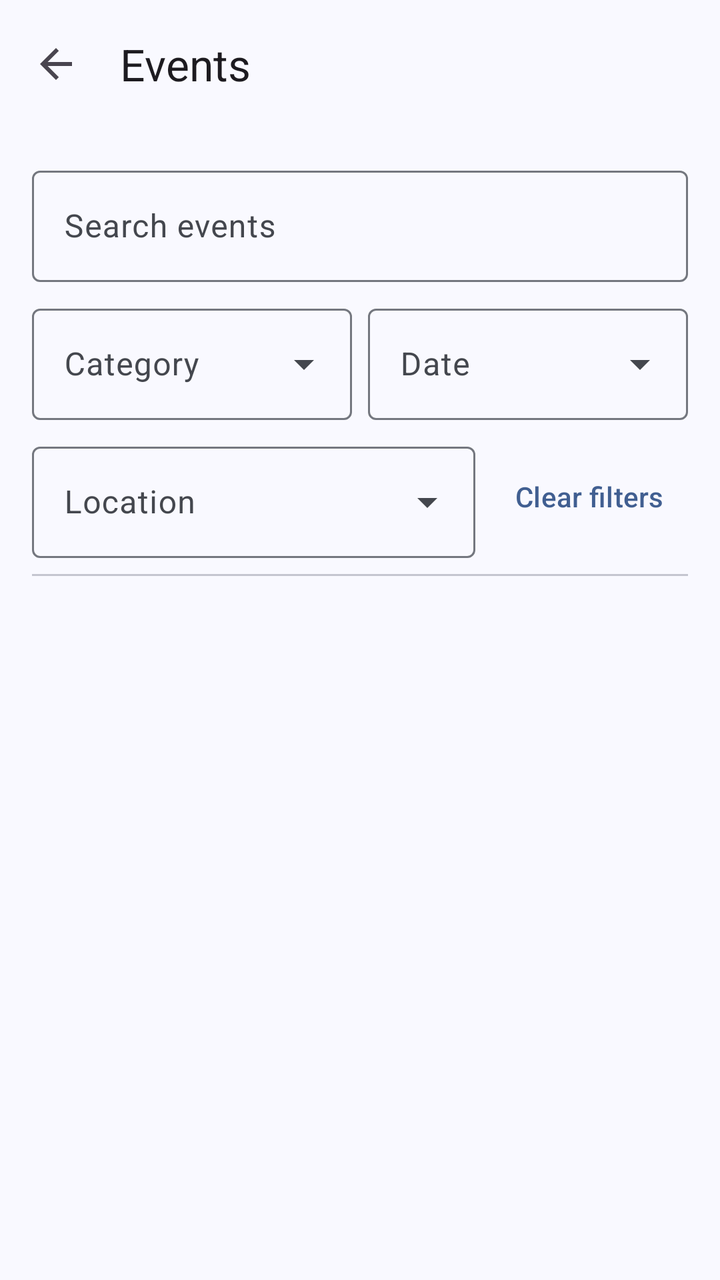
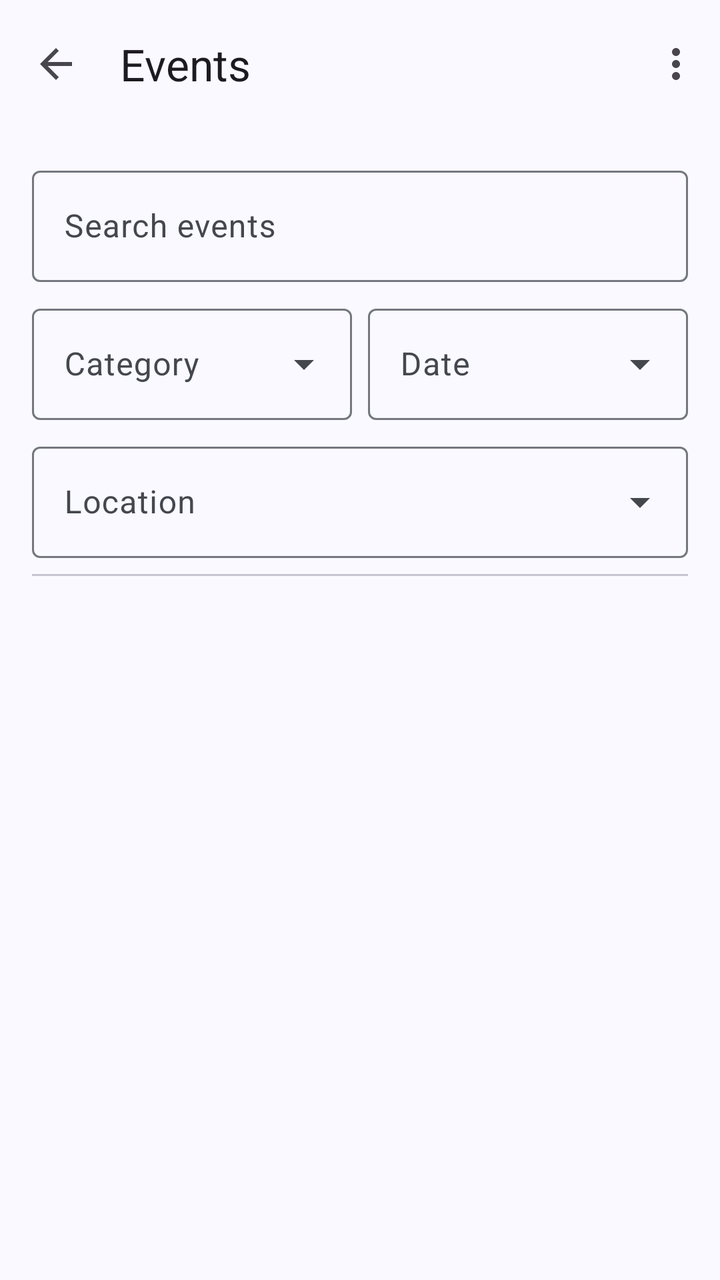

An Android layout rendered at two revisions. The XML below is the earlier revision; the diff shows what the commit changed to produce the second picture.
<!-- AndroidManifest.xml: application theme Theme.Ticketree -->
<!-- res/layout/activity_event_list.xml -->
<?xml version="1.0" encoding="utf-8"?>
<LinearLayout xmlns:android="http://schemas.android.com/apk/res/android"
    xmlns:app="http://schemas.android.com/apk/res-auto"
    android:layout_width="match_parent"
    android:layout_height="match_parent"
    android:fitsSystemWindows="true"
    android:orientation="vertical">

    <com.google.android.material.appbar.MaterialToolbar
        android:id="@+id/toolbar"
        android:layout_width="match_parent"
        android:layout_height="?attr/actionBarSize"
        app:navigationIcon="@drawable/ic_back"
        app:title="Events" />

    <LinearLayout
        android:layout_width="match_parent"
        android:layout_height="0dp"
        android:layout_weight="1"
        android:orientation="vertical"
        android:padding="16dp">

        <com.google.android.material.textfield.TextInputLayout
            style="@style/Widget.Material3.TextInputLayout.OutlinedBox"
            android:layout_width="match_parent"
            android:layout_height="wrap_content"
            android:hint="Search events">

            <com.google.android.material.textfield.TextInputEditText
                android:id="@+id/etSearch"
                android:layout_width="match_parent"
                android:layout_height="wrap_content"
                android:inputType="text" />
        </com.google.android.material.textfield.TextInputLayout>

        <LinearLayout
            android:layout_width="match_parent"
            android:layout_height="wrap_content"
            android:layout_marginTop="8dp"
            android:orientation="horizontal">

            <com.google.android.material.textfield.TextInputLayout
                style="@style/Widget.Material3.TextInputLayout.OutlinedBox.ExposedDropdownMenu"
                android:layout_width="0dp"
                android:layout_height="wrap_content"
                android:layout_weight="1"
                android:hint="Category">

                <com.google.android.material.textfield.MaterialAutoCompleteTextView
                    android:id="@+id/ddCategory"
                    android:layout_width="match_parent"
                    android:layout_height="wrap_content"
                    android:inputType="none" />
            </com.google.android.material.textfield.TextInputLayout>

            <com.google.android.material.textfield.TextInputLayout
                style="@style/Widget.Material3.TextInputLayout.OutlinedBox.ExposedDropdownMenu"
                android:layout_width="0dp"
                android:layout_height="wrap_content"
                android:layout_marginStart="8dp"
                android:layout_weight="1"
                android:hint="Date">

                <com.google.android.material.textfield.MaterialAutoCompleteTextView
                    android:id="@+id/ddDate"
                    android:layout_width="match_parent"
                    android:layout_height="wrap_content"
                    android:inputType="none" />
            </com.google.android.material.textfield.TextInputLayout>
        </LinearLayout>

        <LinearLayout
            android:layout_width="match_parent"
            android:layout_height="wrap_content"
            android:layout_marginTop="8dp"
            android:gravity="center_vertical"
            android:orientation="horizontal">

            <com.google.android.material.textfield.TextInputLayout
                style="@style/Widget.Material3.TextInputLayout.OutlinedBox.ExposedDropdownMenu"
                android:layout_width="0dp"
                android:layout_height="wrap_content"
                android:layout_weight="1"
                android:hint="Location">

                <com.google.android.material.textfield.MaterialAutoCompleteTextView
                    android:id="@+id/ddLocation"
                    android:layout_width="match_parent"
                    android:layout_height="wrap_content"
                    android:inputType="none" />
            </com.google.android.material.textfield.TextInputLayout>

            <com.google.android.material.button.MaterialButton
                android:id="@+id/btnClear"
                style="@style/Widget.Material3.Button.TextButton"
                android:layout_width="wrap_content"
                android:layout_height="wrap_content"
                android:layout_marginStart="8dp"
                android:text="Clear filters" />
        </LinearLayout>

        <com.google.android.material.divider.MaterialDivider
            android:layout_width="match_parent"
            android:layout_height="wrap_content"
            android:layout_marginVertical="8dp" />

        <include
            android:id="@+id/empty"
            layout="@layout/view_empty"
            android:layout_width="match_parent"
            android:layout_height="wrap_content"
            android:visibility="gone" />

        <androidx.recyclerview.widget.RecyclerView
            android:id="@+id/rvList"
            android:layout_width="match_parent"
            android:layout_height="0dp"
            android:layout_weight="1" />
    </LinearLayout>
</LinearLayout>
<!-- res/layout/view_empty.xml (included above) -->
<?xml version="1.0" encoding="utf-8"?>
<LinearLayout xmlns:android="http://schemas.android.com/apk/res/android"
    android:layout_width="match_parent"
    android:layout_height="wrap_content"
    android:gravity="center_horizontal"
    android:orientation="vertical"
    android:padding="32dp">

    <com.google.android.material.textview.MaterialTextView
        android:id="@+id/tvEmoji"
        android:layout_width="wrap_content"
        android:layout_height="wrap_content"
        android:textSize="56sp" />

    <com.google.android.material.textview.MaterialTextView
        android:id="@+id/tvMessage"
        android:layout_width="match_parent"
        android:layout_height="wrap_content"
        android:layout_marginTop="8dp"
        android:gravity="center"
        android:textAppearance="?attr/textAppearanceTitleMedium" />

    <com.google.android.material.button.MaterialButton
        android:id="@+id/btnEmpty"
        android:layout_width="wrap_content"
        android:layout_height="wrap_content"
        android:layout_marginTop="16dp"
        android:visibility="gone" />
</LinearLayout>
<!-- resources referenced by this layout -->
<resources>
  <!-- drawable ic_back (drawable) -->
  <vector xmlns:android="http://schemas.android.com/apk/res/android"
      android:width="24dp"
      android:height="24dp"
      android:tint="?attr/colorControlNormal"
      android:viewportWidth="24"
      android:viewportHeight="24">
      <path
          android:fillColor="@android:color/white"
          android:pathData="M20,11H7.83l5.59,-5.59L12,4l-8,8 8,8 1.41,-1.41L7.83,13H20v-2z" />
  </vector>
  <style name="Theme.Ticketree" parent="AppTheme">
          <item name="android:windowSoftInputMode">adjustResize</item>
      </style>
  <color name="md_theme_primary">#415F91</color>
  <color name="md_theme_onPrimary">#FFFFFF</color>
  <color name="md_theme_primaryContainer">#D6E3FF</color>
  <color name="md_theme_onPrimaryContainer">#284777</color>
  <color name="md_theme_secondary">#565F71</color>
  <color name="md_theme_onSecondary">#FFFFFF</color>
  <color name="md_theme_secondaryContainer">#DAE2F9</color>
  <color name="md_theme_onSecondaryContainer">#3E4759</color>
  <color name="md_theme_tertiary">#705575</color>
  <color name="md_theme_onTertiary">#FFFFFF</color>
  <color name="md_theme_tertiaryContainer">#FAD8FD</color>
  <color name="md_theme_onTertiaryContainer">#573E5C</color>
  <color name="md_theme_error">#BA1A1A</color>
  <color name="md_theme_onError">#FFFFFF</color>
  <color name="md_theme_errorContainer">#FFDAD6</color>
  <color name="md_theme_onErrorContainer">#93000A</color>
  <color name="md_theme_background">#F9F9FF</color>
  <color name="md_theme_onBackground">#191C20</color>
  <color name="md_theme_surface">#F9F9FF</color>
  <color name="md_theme_onSurface">#191C20</color>
  <color name="md_theme_surfaceVariant">#E0E2EC</color>
  <color name="md_theme_onSurfaceVariant">#44474E</color>
  <color name="md_theme_outline">#74777F</color>
  <color name="md_theme_outlineVariant">#C4C6D0</color>
  <color name="md_theme_inverseSurface">#2E3036</color>
  <color name="md_theme_inverseOnSurface">#F0F0F7</color>
  <color name="md_theme_inversePrimary">#AAC7FF</color>
  <color name="md_theme_primaryFixed">#D6E3FF</color>
  <color name="md_theme_onPrimaryFixed">#001B3E</color>
  <color name="md_theme_primaryFixedDim">#AAC7FF</color>
  <color name="md_theme_onPrimaryFixedVariant">#284777</color>
  <color name="md_theme_secondaryFixed">#DAE2F9</color>
  <color name="md_theme_onSecondaryFixed">#131C2B</color>
  <color name="md_theme_secondaryFixedDim">#BEC6DC</color>
  <color name="md_theme_onSecondaryFixedVariant">#3E4759</color>
  <color name="md_theme_tertiaryFixed">#FAD8FD</color>
  <color name="md_theme_onTertiaryFixed">#28132E</color>
  <color name="md_theme_tertiaryFixedDim">#DDBCE0</color>
  <color name="md_theme_onTertiaryFixedVariant">#573E5C</color>
  <color name="md_theme_surfaceDim">#D9D9E0</color>
  <color name="md_theme_surfaceBright">#F9F9FF</color>
  <color name="md_theme_surfaceContainerLowest">#FFFFFF</color>
  <color name="md_theme_surfaceContainerLow">#F3F3FA</color>
  <color name="md_theme_surfaceContainer">#EDEDF4</color>
  <color name="md_theme_surfaceContainerHigh">#E7E8EE</color>
  <color name="md_theme_surfaceContainerHighest">#E2E2E9</color>
  <!-- unchanged entries left out for length: 1 -->
</resources>

<!-- the commit's change to res/layout/activity_event_list.xml (unified diff, before → after) -->
@@ -11,6 +11,7 @@
         android:layout_width="match_parent"
         android:layout_height="?attr/actionBarSize"
         app:navigationIcon="@drawable/ic_back"
+        app:menu="@menu/menu_event_list"
         app:title="Events" />
 
     <LinearLayout
@@ -89,14 +90,6 @@
                     android:layout_height="wrap_content"
                     android:inputType="none" />
             </com.google.android.material.textfield.TextInputLayout>
-
-            <com.google.android.material.button.MaterialButton
-                android:id="@+id/btnClear"
-                style="@style/Widget.Material3.Button.TextButton"
-                android:layout_width="wrap_content"
-                android:layout_height="wrap_content"
-                android:layout_marginStart="8dp"
-                android:text="Clear filters" />
         </LinearLayout>
 
         <com.google.android.material.divider.MaterialDivider
